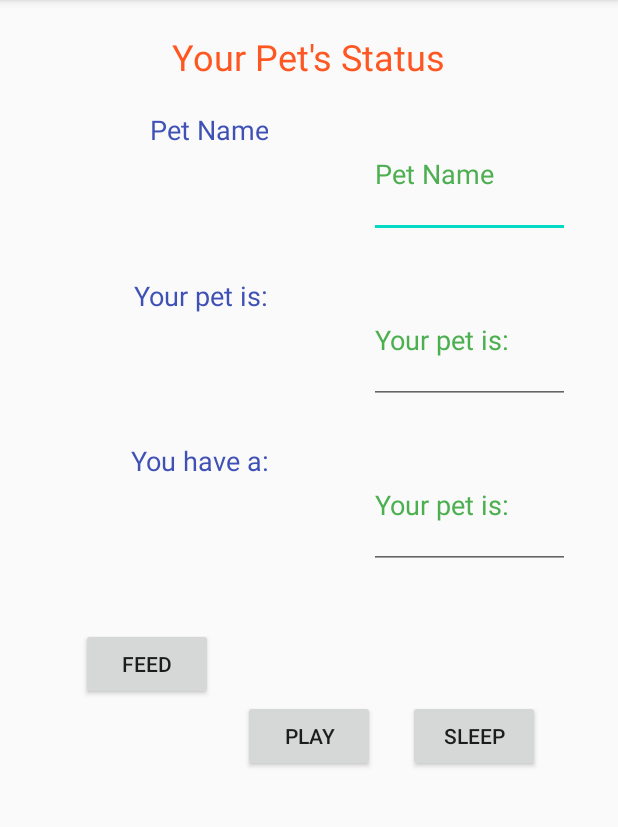
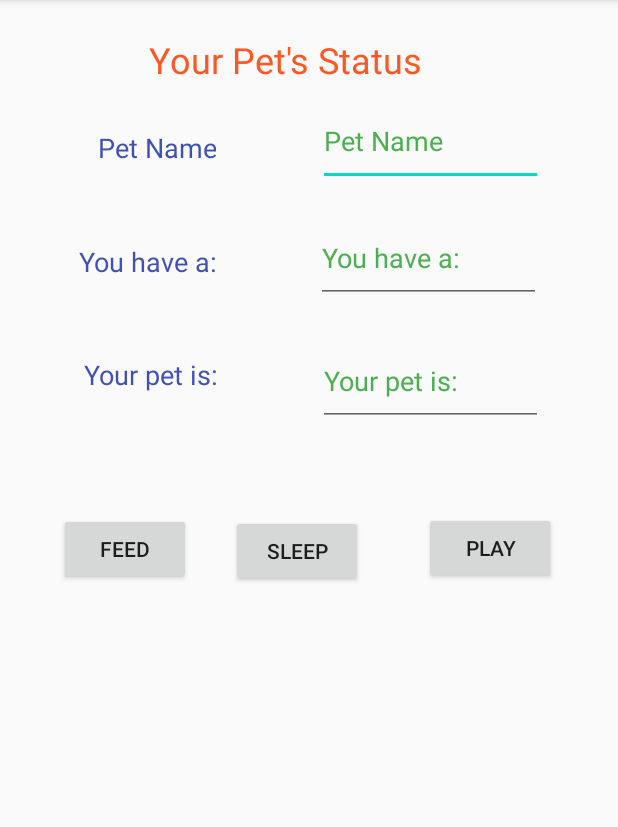
Before and after one commit to gervanpn/MyPetGame, an Android app: the PetData screen opened directly, with no data from a screen before it, on a phone screen of 412 x 824 dp, the part 84-911 px from its top. Run offline under Robolectric (Android 15) with nearby library versions, the phone set to English and light mode, and no system bars.

Commit message:
changed layout to relative

```diff
--- a/app/src/main/res/layout/activity_pet_data.xml
+++ b/app/src/main/res/layout/activity_pet_data.xml
@@ -1,166 +1,173 @@
 <?xml version="1.0" encoding="utf-8"?>
-<androidx.constraintlayout.widget.ConstraintLayout xmlns:android="http://schemas.android.com/apk/res/android"
+<RelativeLayout xmlns:android="http://schemas.android.com/apk/res/android"
     xmlns:app="http://schemas.android.com/apk/res-auto"
     xmlns:tools="http://schemas.android.com/tools"
     android:layout_width="match_parent"
     android:layout_height="match_parent"
     tools:context=".PetData">
 
+
     <TextView
         android:id="@+id/txtTitle"
         android:layout_width="wrap_content"
         android:layout_height="wrap_content"
-        android:layout_marginTop="21dp"
-        android:layout_marginBottom="20dp"
+        android:layout_alignParentStart="true"
+        android:layout_alignParentTop="true"
+        android:layout_centerHorizontal="true"
+        android:layout_marginStart="99dp"
+        android:layout_marginTop="23dp"
         android:text="@string/pet_title"
         android:textColor="#FF5722"
         android:textSize="24sp"
-        app:layout_constraintBottom_toTopOf="@+id/txtNameData"
-        app:layout_constraintEnd_toEndOf="parent"
-        app:layout_constraintStart_toStartOf="parent"
-        app:layout_constraintTop_toTopOf="parent" />
-
+        tools:layout_editor_absoluteX="105dp"
+        tools:layout_editor_absoluteY="24dp" />
 
     <TextView
         android:id="@+id/txtNameTitle"
-        android:layout_width="0dp"
-        android:layout_height="0dp"
+        android:layout_width="100dp"
+        android:layout_height="25dp"
+        android:layout_alignParentStart="true"
+        android:layout_alignParentTop="true"
         android:layout_marginStart="44dp"
-        android:layout_marginEnd="67dp"
+        android:layout_marginTop="86dp"
         android:text="@string/pet_name"
         android:textAlignment="textEnd"
         android:textColor="#3F51B5"
         android:textSize="18sp"
-        app:layout_constraintBottom_toBottomOf="@+id/txtNameData"
         app:layout_constraintEnd_toStartOf="@+id/txtNameData"
+        app:layout_constraintHorizontal_bias="0.494"
         app:layout_constraintStart_toStartOf="parent"
-        app:layout_constraintTop_toTopOf="@+id/txtNameData" />
+        tools:layout_editor_absoluteY="95dp" />
 
     <EditText
         android:id="@+id/txtNameData"
-        android:layout_width="0dp"
-        android:layout_height="0dp"
-        android:layout_marginEnd="32dp"
-        android:layout_marginBottom="26dp"
+        android:layout_width="150dp"
+        android:layout_height="60dp"
+        android:layout_alignParentTop="true"
+        android:layout_alignParentEnd="true"
+        android:layout_marginTop="64dp"
+        android:layout_marginEnd="50dp"
         android:autofillHints=""
         android:inputType="text"
         android:text="@string/pet_name"
         android:textColor="#4CAF50"
         android:textSize="18sp"
         android:visibility="visible"
-        app:layout_constraintBottom_toTopOf="@+id/txtStateData"
         app:layout_constraintEnd_toEndOf="parent"
-        app:layout_constraintStart_toEndOf="@+id/txtNameTitle"
-        app:layout_constraintTop_toBottomOf="@+id/txtTitle" />
+        tools:layout_editor_absoluteY="79dp" />
 
     <TextView
         android:id="@+id/txtStateTitle"
-        android:layout_width="0dp"
-        android:layout_height="0dp"
-        android:layout_marginStart="44dp"
-        android:layout_marginEnd="67dp"
+        android:layout_width="100dp"
+        android:layout_height="25dp"
+        android:layout_alignParentStart="true"
+        android:layout_alignParentTop="true"
+        android:layout_marginStart="45dp"
+        android:layout_marginTop="237dp"
         android:text="@string/pet_state"
         android:textAlignment="textEnd"
         android:textColor="#3F51B5"
         android:textSize="18sp"
         android:visibility="visible"
-        app:layout_constraintBottom_toBottomOf="@+id/txtStateData"
         app:layout_constraintEnd_toStartOf="@+id/txtStateData"
+        app:layout_constraintHorizontal_bias="0.483"
         app:layout_constraintStart_toStartOf="parent"
-        app:layout_constraintTop_toTopOf="@+id/txtStateData" />
-
+        tools:layout_editor_absoluteY="180dp" />
 
     <EditText
         android:id="@+id/txtStateData"
-        android:layout_width="0dp"
-        android:layout_height="0dp"
-        android:layout_marginEnd="32dp"
-        android:layout_marginBottom="25dp"
+        android:layout_width="150dp"
+        android:layout_height="60dp"
+        android:layout_alignParentTop="true"
+        android:layout_alignParentEnd="true"
+        android:layout_marginTop="224dp"
+        android:layout_marginEnd="50dp"
         android:text="@string/pet_state"
         android:textColor="#4CAF50"
         android:textSize="18sp"
-        app:layout_constraintBottom_toTopOf="@+id/txtTypeData"
         app:layout_constraintEnd_toEndOf="parent"
-        app:layout_constraintStart_toEndOf="@+id/txtStateTitle"
-        app:layout_constraintTop_toBottomOf="@+id/txtNameData" />
+        tools:layout_editor_absoluteY="165dp" />
 
     <TextView
         android:id="@+id/txtTypeTitle"
-        android:layout_width="0dp"
-        android:layout_height="0dp"
+        android:layout_width="100dp"
+        android:layout_height="25dp"
+        android:layout_alignParentTop="true"
         android:layout_marginStart="44dp"
-        android:layout_marginEnd="67dp"
+        android:layout_marginTop="162dp"
         android:text="@string/pet_type"
         android:textAlignment="textEnd"
         android:textColor="#3F51B5"
         android:textSize="18sp"
         android:visibility="visible"
-        app:layout_constraintBottom_toBottomOf="@+id/txtTypeData"
         app:layout_constraintEnd_toStartOf="@+id/txtTypeData"
+        app:layout_constraintHorizontal_bias="0.021"
         app:layout_constraintStart_toStartOf="parent"
-        app:layout_constraintTop_toTopOf="@+id/txtTypeData" />
+        tools:layout_editor_absoluteY="268dp" />
 
     <EditText
         android:id="@+id/txtTypeData"
-        android:layout_width="0dp"
-        android:layout_height="0dp"
-        android:layout_marginEnd="32dp"
-        android:layout_marginBottom="39dp"
-        android:text="@string/pet_state"
+        android:layout_width="150dp"
+        android:layout_height="60dp"
+        android:layout_alignParentTop="true"
+        android:layout_alignParentEnd="true"
+        android:layout_marginTop="142dp"
+        android:layout_marginEnd="51dp"
+        android:text="@string/pet_type"
         android:textColor="#4CAF50"
         android:textSize="18sp"
-        app:layout_constraintBottom_toTopOf="@+id/btn_feed"
         app:layout_constraintEnd_toEndOf="parent"
-        app:layout_constraintStart_toEndOf="@+id/txtTypeTitle"
-        app:layout_constraintTop_toBottomOf="@+id/txtStateData" />
+        tools:layout_editor_absoluteY="254dp" />
 
     <Button
         android:id="@+id/btn_feed"
         android:layout_width="wrap_content"
         android:layout_height="wrap_content"
-        android:layout_marginStart="1dp"
-        android:layout_marginEnd="20dp"
+        android:layout_alignParentStart="true"
+        android:layout_alignParentTop="true"
+        android:layout_marginStart="39dp"
+        android:layout_marginTop="342dp"
         android:text="@string/feed"
-        app:layout_constraintBottom_toTopOf="@+id/btn_play"
-        app:layout_constraintEnd_toStartOf="@+id/btn_play"
-        app:layout_constraintHorizontal_chainStyle="packed"
-        app:layout_constraintStart_toStartOf="parent"
-        app:layout_constraintTop_toBottomOf="@+id/txtTypeData" />
+        tools:layout_editor_absoluteX="44dp"
+        tools:layout_editor_absoluteY="370dp" />
 
     <Button
         android:id="@+id/btn_play"
         android:layout_width="wrap_content"
         android:layout_height="wrap_content"
-        android:layout_marginEnd="22dp"
-        android:layout_marginBottom="27dp"
+        android:layout_alignParentTop="true"
+        android:layout_alignParentEnd="true"
+        android:layout_marginTop="341dp"
+        android:layout_marginEnd="41dp"
         android:text="@string/play"
-        app:layout_constraintBottom_toTopOf="@+id/imageView"
-        app:layout_constraintEnd_toStartOf="@+id/btn_sleep"
-        app:layout_constraintStart_toEndOf="@+id/btn_feed"
-        app:layout_constraintTop_toBottomOf="@+id/btn_feed" />
+        tools:layout_editor_absoluteX="161dp"
+        tools:layout_editor_absoluteY="370dp" />
 
     <Button
         android:id="@+id/btn_sleep"
         android:layout_width="wrap_content"
         android:layout_height="wrap_content"
+        android:layout_alignParentStart="true"
+        android:layout_alignParentTop="true"
+        android:layout_centerHorizontal="true"
+        android:layout_marginStart="154dp"
+        android:layout_marginTop="343dp"
         android:text="@string/sleep"
-        app:layout_constraintBaseline_toBaselineOf="@+id/btn_play"
-        app:layout_constraintEnd_toEndOf="parent"
-        app:layout_constraintStart_toEndOf="@+id/btn_play" />
+        tools:layout_editor_absoluteX="273dp"
+        tools:layout_editor_absoluteY="370dp" />
 
     <ImageView
         android:id="@+id/imageView"
-        android:layout_width="0dp"
-        android:layout_height="0dp"
-        android:layout_marginStart="44dp"
-        android:layout_marginEnd="44dp"
-        android:layout_marginBottom="141dp"
+        android:layout_width="288dp"
+        android:layout_height="253dp"
+        android:layout_alignParentBottom="true"
+        android:layout_centerHorizontal="true"
+        android:layout_marginBottom="36dp"
         android:contentDescription="@string/petimage"
-        app:layout_constraintBottom_toBottomOf="parent"
         app:layout_constraintEnd_toEndOf="parent"
         app:layout_constraintStart_toStartOf="parent"
-        app:layout_constraintTop_toBottomOf="@+id/btn_play"
+        tools:layout_editor_absoluteY="468dp"
         tools:srcCompat="@tools:sample/backgrounds/scenic" />
 
 
-</androidx.constraintlayout.widget.ConstraintLayout>
+</RelativeLayout>
```
